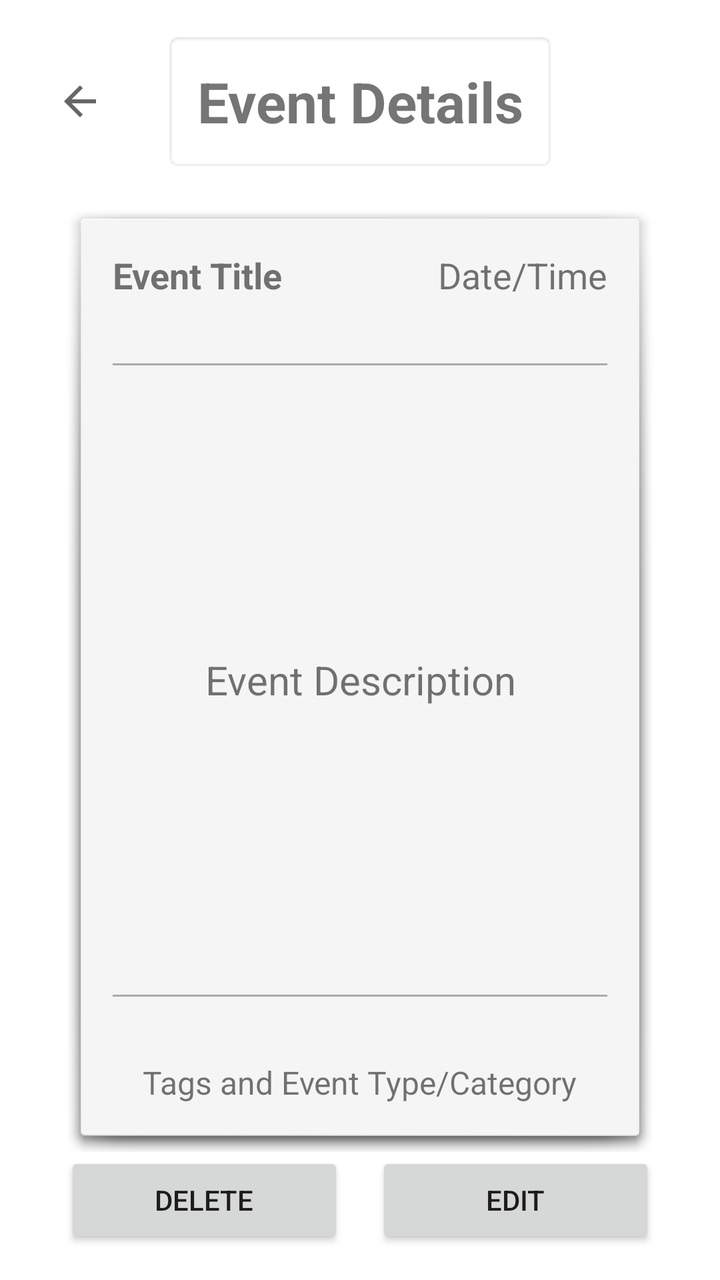
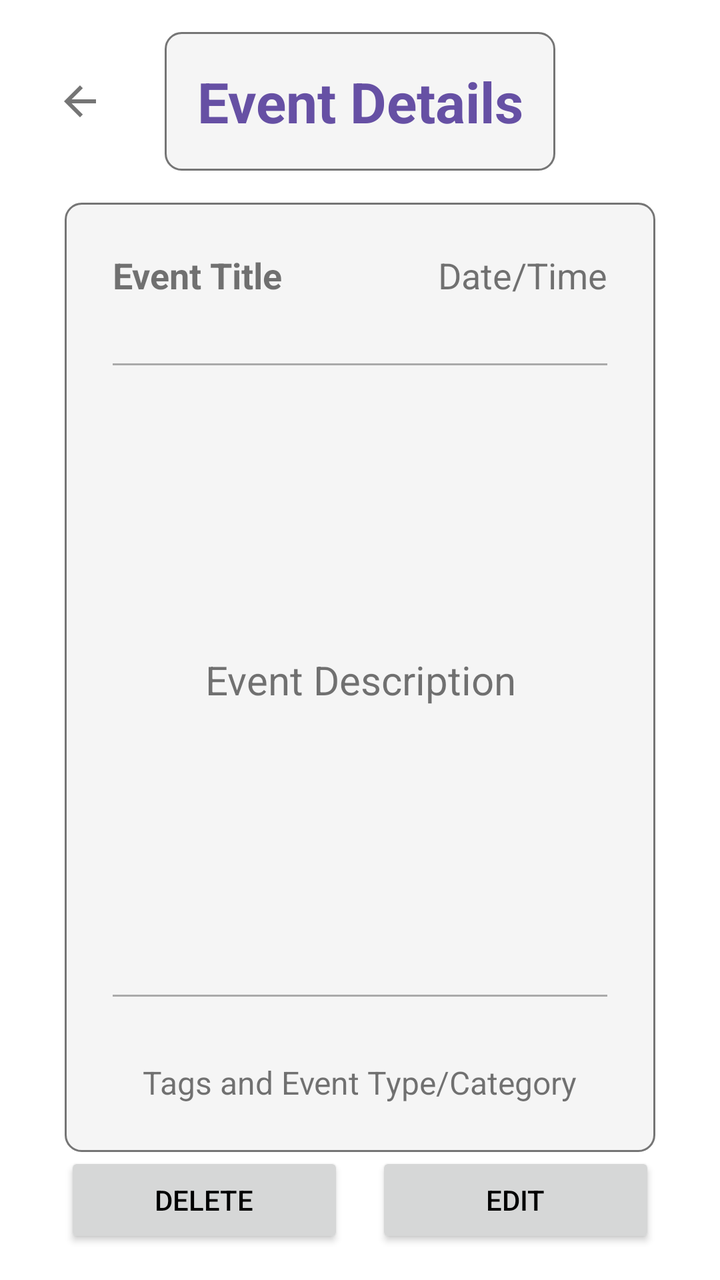

Before-and-after screenshots of an Android layout around one commit, followed by the original layout XML and the change that was made.
<!-- AndroidManifest.xml: application theme Theme.CS422PanicPlanner -->
<!-- res/layout/event_detail.xml -->
<?xml version="1.0" encoding="utf-8"?>
<androidx.constraintlayout.widget.ConstraintLayout xmlns:android="http://schemas.android.com/apk/res/android"
    xmlns:app="http://schemas.android.com/apk/res-auto"
    android:layout_width="match_parent"
    android:layout_height="match_parent"
    android:background="@android:color/white"
    android:fitsSystemWindows="true"
    android:padding="16dp">

    
    <ImageButton
        android:id="@+id/btn_back"
        android:layout_width="48dp"
        android:layout_height="48dp"
        android:background="?android:attr/selectableItemBackgroundBorderless"
        android:contentDescription="Back"
        android:src="@drawable/ic_arrow_back"
        app:layout_constraintBottom_toBottomOf="@+id/detail_header"
        app:layout_constraintStart_toStartOf="parent"
        app:layout_constraintTop_toTopOf="@+id/detail_header" />

    
    <TextView
        android:id="@+id/detail_header"
        android:layout_width="wrap_content"
        android:layout_height="wrap_content"
        android:background="@android:drawable/editbox_background"
        android:gravity="center"
        android:padding="16dp"
        android:text="Event Details"
        android:textSize="28sp"
        android:textStyle="bold"
        app:layout_constraintEnd_toEndOf="parent"
        app:layout_constraintStart_toStartOf="parent"
        app:layout_constraintTop_toTopOf="parent" />

    
    <LinearLayout
        android:id="@+id/card_container"
        android:layout_width="0dp"
        android:layout_height="0dp"
        android:layout_marginTop="16dp"
        android:background="@android:drawable/dialog_holo_light_frame"
        android:gravity="center_horizontal"
        android:orientation="vertical"
        android:padding="24dp"
        app:layout_constraintBottom_toTopOf="@+id/buttons_container"
        app:layout_constraintEnd_toEndOf="parent"
        app:layout_constraintStart_toStartOf="parent"
        app:layout_constraintTop_toBottomOf="@+id/detail_header"
        app:layout_constraintWidth_max="600dp"
        app:layout_constraintWidth_percent="0.9">

        
        <RelativeLayout
            android:layout_width="match_parent"
            android:layout_height="wrap_content">

            <TextView
                android:id="@+id/tv_event_title"
                android:layout_width="wrap_content"
                android:layout_height="wrap_content"
                android:layout_alignParentStart="true"
                android:text="Event Title"
                android:textSize="18sp"
                android:textStyle="bold" />

            <TextView
                android:id="@+id/tv_event_datetime"
                android:layout_width="wrap_content"
                android:layout_height="wrap_content"
                android:layout_alignParentEnd="true"
                android:text="Date/Time"
                android:textSize="18sp" />
        </RelativeLayout>

        <View
            android:layout_width="match_parent"
            android:layout_height="1dp"
            android:layout_marginTop="32dp"
            android:background="@android:color/darker_gray" />

        
        <TextView
            android:id="@+id/tv_event_description"
            android:layout_width="match_parent"
            android:layout_height="0dp"
            android:layout_weight="1"
            android:gravity="center"
            android:text="Event Description"
            android:textSize="20sp" />

        <View
            android:layout_width="match_parent"
            android:layout_height="1dp"
            android:layout_marginBottom="32dp"
            android:background="@android:color/darker_gray" />

        
        <TextView
            android:layout_width="wrap_content"
            android:layout_height="wrap_content"
            android:text="Tags and Event Type/Category"
            android:textSize="16sp" />

    </LinearLayout>

    
    <LinearLayout
        android:id="@+id/buttons_container"
        android:layout_width="0dp"
        android:layout_height="wrap_content"
        android:layout_marginTop="24dp"
        android:orientation="horizontal"
        app:layout_constraintBottom_toBottomOf="parent"
        app:layout_constraintEnd_toEndOf="@+id/card_container"
        app:layout_constraintStart_toStartOf="@+id/card_container">

        <Button
            android:id="@+id/delete_button"
            android:layout_width="0dp"
            android:layout_height="wrap_content"
            android:layout_marginEnd="8dp"
            android:layout_weight="1"
            android:text="Delete" />

        <Button
            android:id="@+id/edit_button"
            android:layout_width="0dp"
            android:layout_height="wrap_content"
            android:layout_marginStart="8dp"
            android:layout_weight="1"
            android:text="Edit" />
    </LinearLayout>

</androidx.constraintlayout.widget.ConstraintLayout>
<!-- resources referenced by this layout -->
<resources>
  <!-- drawable ic_arrow_back (drawable) -->
  <vector xmlns:android="http://schemas.android.com/apk/res/android"
      android:width="24dp"
      android:height="24dp"
      android:viewportWidth="24"
      android:viewportHeight="24"
      android:tint="?attr/colorControlNormal">
    <path
        android:fillColor="@android:color/white"
        android:pathData="M20,11H7.83l5.59,-5.59L12,4l-8,8 8,8 1.41,-1.41L7.83,13H20v-2z"/>
  </vector>
  <style name="Theme.CS422PanicPlanner" parent="Theme.AppCompat.Light.NoActionBar">
          <item name="android:windowBackground">@android:color/white</item>
      </style>
</resources>

<!-- the commit's change to res/layout/event_detail.xml (unified diff, before → after) -->
@@ -3,7 +3,7 @@
     xmlns:app="http://schemas.android.com/apk/res-auto"
     android:layout_width="match_parent"
     android:layout_height="match_parent"
-    android:background="@android:color/white"
+    android:background="?android:attr/windowBackground"
     android:fitsSystemWindows="true"
     android:padding="16dp">
 
@@ -15,6 +15,7 @@
         android:background="?android:attr/selectableItemBackgroundBorderless"
         android:contentDescription="Back"
         android:src="@drawable/ic_arrow_back"
+        app:tint="?attr/colorPrimary"
         app:layout_constraintBottom_toBottomOf="@+id/detail_header"
         app:layout_constraintStart_toStartOf="parent"
         app:layout_constraintTop_toTopOf="@+id/detail_header" />
@@ -24,10 +25,11 @@
         android:id="@+id/detail_header"
         android:layout_width="wrap_content"
         android:layout_height="wrap_content"
-        android:background="@android:drawable/editbox_background"
+        android:background="@drawable/bg_container"
         android:gravity="center"
         android:padding="16dp"
         android:text="Event Details"
+        android:textColor="?attr/colorPrimary"
         android:textSize="28sp"
         android:textStyle="bold"
         app:layout_constraintEnd_toEndOf="parent"
@@ -40,7 +42,7 @@
         android:layout_width="0dp"
         android:layout_height="0dp"
         android:layout_marginTop="16dp"
-        android:background="@android:drawable/dialog_holo_light_frame"
+        android:background="@drawable/bg_container"
         android:gravity="center_horizontal"
         android:orientation="vertical"
         android:padding="24dp"
<!-- resource entries referenced after the edit -->
@@ -1,5 +1,14 @@
 <!-- resources referenced by this layout -->
 <resources>
+  <!-- drawable bg_container (drawable) -->
+  <?xml version="1.0" encoding="utf-8"?>
+  <shape xmlns:android="http://schemas.android.com/apk/res/android">
+      <solid android:color="?android:attr/colorBackground" />
+      <stroke
+          android:width="1dp"
+          android:color="?android:attr/textColorSecondary" />
+      <corners android:radius="8dp" />
+  </shape>
   <!-- drawable ic_arrow_back (drawable) -->
   <vector xmlns:android="http://schemas.android.com/apk/res/android"
       android:width="24dp"
@@ -11,8 +20,63 @@
         android:fillColor="@android:color/white"
         android:pathData="M20,11H7.83l5.59,-5.59L12,4l-8,8 8,8 1.41,-1.41L7.83,13H20v-2z"/>
   </vector>
-  <style name="Theme.CS422PanicPlanner" parent="Theme.AppCompat.Light.NoActionBar">
-          <item name="android:windowBackground">@android:color/white</item>
+  <style name="Theme.CS422PanicPlanner" parent="Theme.AppCompat.DayNight.NoActionBar">
+          <item name="android:windowBackground">@color/white</item>
+          <item name="android:colorBackground">#F5F5F5</item>
+  
+          <item name="colorPrimary">@color/purple_500</item>
+          <item name="colorPrimaryDark">@color/purple_700</item>
+          <item name="colorAccent">@color/purple_500</item>
+  
+          <item name="android:textColorPrimary">@color/black</item>
+          <item name="android:textColorSecondary">#757575</item>
+  
+          <item name="android:statusBarColor">@color/white</item>
+  
+          <item name="alertDialogTheme">@style/Theme.App.AlertDialog</item>
+          <item name="android:alertDialogTheme">@style/Theme.App.AlertDialog</item>
+  
+          
+          <item name="buttonStyle">@style/Widget.App.Button</item>
+          <item name="android:buttonStyleSmall">@style/Widget.App.Button.Small</item>
       </style>
+  <color name="white">#FFFFFFFF</color>
+  <color name="purple_500">#6650A4</color>
+  <color name="purple_700">#4F378B</color>
+  <color name="black">#FF000000</color>
+  <style name="Theme.App.AlertDialog" parent="Theme.AppCompat.Light.Dialog.Alert">
+          <item name="colorAccent">@color/purple_500</item>
+      </style>
+  <style name="Widget.App.Button" parent="Widget.AppCompat.Button">
+          <item name="android:background">@drawable/bg_button_rounded</item>
+          <item name="android:backgroundTint">@color/purple_500</item>
+          <item name="android:textColor">@color/white</item>
+          <item name="android:textAllCaps">false</item>
+          <item name="android:minHeight">48dp</item>
+          <item name="android:paddingStart">24dp</item>
+          <item name="android:paddingEnd">24dp</item>
+          <item name="android:textStyle">bold</item>
+      </style>
+  <style name="Widget.App.Button.Small" parent="Widget.AppCompat.Button.Small">
+          <item name="android:background">@drawable/bg_button_rounded</item>
+          <item name="android:backgroundTint">@color/purple_500</item>
+          <item name="android:textColor">@color/white</item>
+          <item name="android:textAllCaps">false</item>
+          <item name="android:minHeight">40dp</item>
+          <item name="android:paddingStart">16dp</item>
+          <item name="android:paddingEnd">16dp</item>
+          <item name="android:textStyle">bold</item>
+      </style>
+  <!-- drawable bg_button_rounded (drawable) -->
+  <?xml version="1.0" encoding="utf-8"?>
+  <ripple xmlns:android="http://schemas.android.com/apk/res/android"
+      android:color="?attr/colorControlHighlight">
+      <item>
+          <shape android:shape="rectangle">
+              <solid android:color="@android:color/white" /> 
+              <corners android:radius="100dp" />
+          </shape>
+      </item>
+  </ripple>
 </resources>
 
